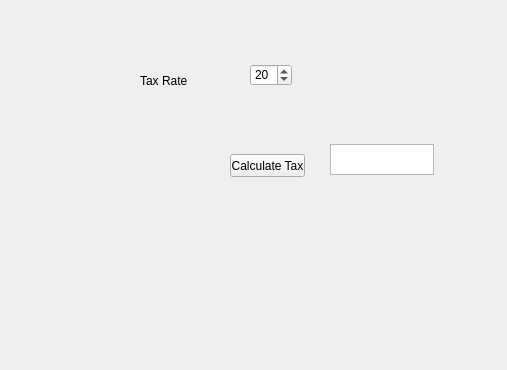
Before: the Qt Designer form firstqtui.ui in SSoder/Pressure-Drop, drawn with Qt 5; both pictures show x 0 to 507 and y 196 to 566 of the 600 by 566 pixel window.
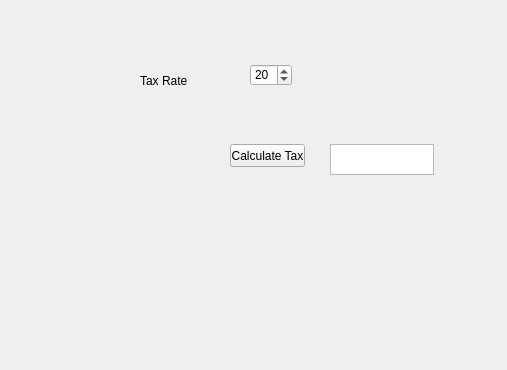
After: the same form once the commit is applied.

The edit to the form file:
```diff
--- a/firstqtui.ui
+++ b/firstqtui.ui
@@ -61,7 +61,7 @@
     <property name="geometry">
      <rect>
       <x>230</x>
-      <y>350</y>
+      <y>340</y>
       <width>75</width>
       <height>23</height>
      </rect>
```
